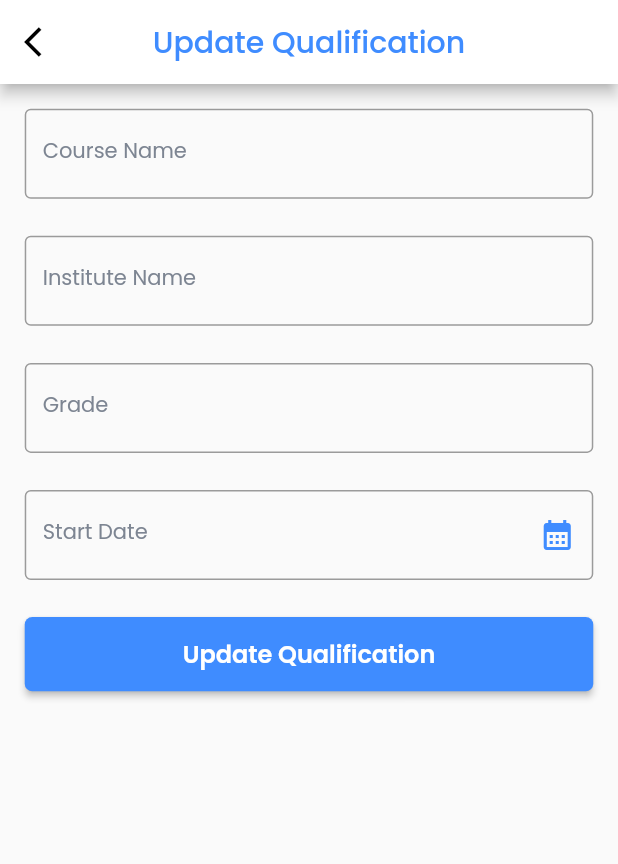
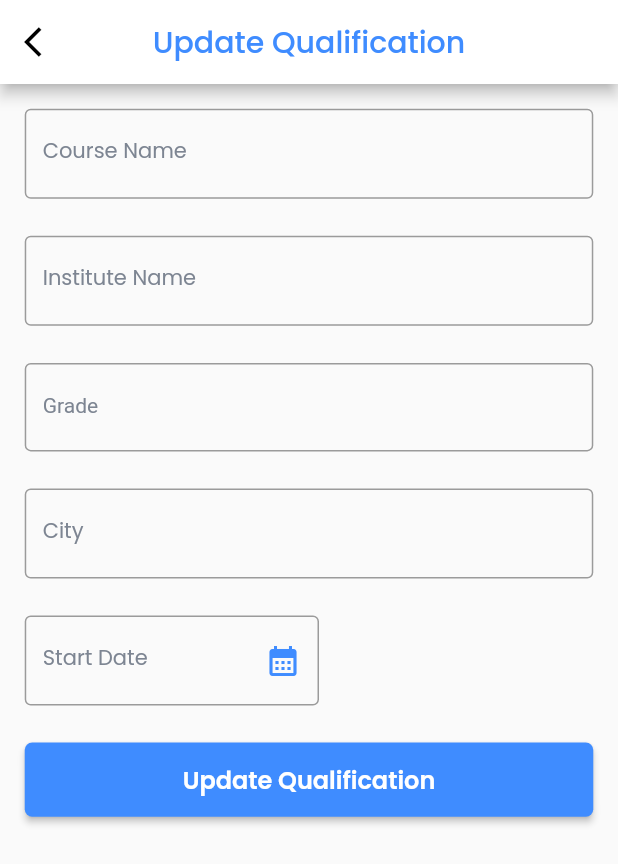
Before and after one commit to falguni-androidster/versa_tribe, a Flutter app: the EditQualificationScreen screen opened directly with empty values, on a phone screen of 412 x 824 dp. Shown: the top 864 px of the screen. Run offline on Flutter 3.47's test engine with Material 2 defaults, Android fonts, the phone set to English and light mode, and no system bars; our stand-ins replace connectivity, flutter_svg, shared_preferences, timeline_tile; accounts and stored records are empty.

Commit message:
Edit Qualification Screen

```diff
--- a/lib/Screens/PersonDetails/edit_qualification_screen.dart
+++ b/lib/Screens/PersonDetails/edit_qualification_screen.dart
@@ -10,31 +10,35 @@ import '../../Providers/date_provider.dart';
 import '../../Providers/person_details_provider.dart';
 
 class EditQualificationScreen extends StatefulWidget {
+
   final String? courseName;
   final String? institute;
   final String? grade;
+  final String? city;
   final String? yop;
   final int? pqID;
 
-  const EditQualificationScreen(
-      {super.key,
+  const EditQualificationScreen({
+    super.key,
     required this.courseName,
     required this.institute,
     required this.grade,
+    required this.city,
     required this.yop,
     required this.pqID});
 
   @override
-  State<EditQualificationScreen> createState() =>
-      _EditQualificationScreenState();
+  State<EditQualificationScreen> createState() => _EditQualificationScreenState();
 }
 
 class _EditQualificationScreenState extends State<EditQualificationScreen> {
+
   final _formKey = GlobalKey<FormState>();
 
   TextEditingController courseController = TextEditingController();
   TextEditingController instituteController = TextEditingController();
   TextEditingController gradeController = TextEditingController();
+  TextEditingController cityController = TextEditingController();
   TextEditingController yopController = TextEditingController();
 
   dynamic provider;
@@ -43,8 +47,7 @@ class _EditQualificationScreenState extends State<EditQualificationScreen> {
   @override
   void initState() {
     provider = Provider.of<SearchCourseProvider>(context, listen: false);
-    providerInstitute =
-        Provider.of<SearchInstituteProvider>(context, listen: false);
+    providerInstitute = Provider.of<SearchInstituteProvider>(context, listen: false);
     provider.courseList.clear();
     providerInstitute.instituteList.clear();
     // TODO: implement initState
@@ -53,19 +56,21 @@ class _EditQualificationScreenState extends State<EditQualificationScreen> {
     if (courseController.text == "" &&
         instituteController.text == "" &&
         gradeController.text == "" &&
+        cityController.text == "" &&
         yopController.text == "") {
       courseController.text = widget.courseName.toString();
       instituteController.text = widget.institute.toString();
       gradeController.text = widget.grade.toString();
+      cityController.text = widget.city.toString();
       yopController.text = widget.yop.toString();
     }
   }
 
   @override
   Widget build(BuildContext context) {
+
     final provider = Provider.of<SearchCourseProvider>(context, listen: false);
-    final providerInstitute =
-        Provider.of<SearchInstituteProvider>(context, listen: false);
+    final providerInstitute = Provider.of<SearchInstituteProvider>(context, listen: false);
     var size = MediaQuery.of(context).size;
 
     return Scaffold(
@@ -82,8 +87,7 @@ class _EditQualificationScreenState extends State<EditQualificationScreen> {
           ),
           centerTitle: true,
           title: const Text(CustomString.editQualification,
-              style: TextStyle(
-                  color: CustomColors.kBlueColor, fontFamily: 'Poppins'))),
+              style: TextStyle(color: CustomColors.kBlueColor, fontFamily: 'Poppins'))),
       body: SingleChildScrollView(
         child: Form(
           key: _formKey,
@@ -94,8 +98,7 @@ class _EditQualificationScreenState extends State<EditQualificationScreen> {
               crossAxisAlignment: CrossAxisAlignment.start,
               children: [
                 /// Course name
-                Selector<PersonQualificationProvider,
-                        List<PersonQualificationModel>>(
+                Selector<PersonQualificationProvider,List<PersonQualificationModel>>(
                     selector: (_, val) => val.personQl,
                     builder: (context, personQl, child) {
                       return TextFormField(
@@ -112,31 +115,26 @@ class _EditQualificationScreenState extends State<EditQualificationScreen> {
                               ApiConfig.searchCourse(
                                   context: context, courseString: value);
                               provider.courseList.clear();
+                              provider.setVisible(true);
+                            }else{
+                              provider.setVisible(false);
                             }
                             provider.courseList.clear();
-                            provider.setVisible(true);
                           },
                           decoration: const InputDecoration(
                               labelText: CustomString.courseName,
-                              labelStyle: TextStyle(
-                                  color: CustomColors.kLightGrayColor,
-                                  fontSize: 14,
-                                  fontFamily: 'Poppins')),
-                          style: const TextStyle(
-                              color: CustomColors.kBlackColor,
-                              fontSize: 14,
-                              fontFamily: 'Poppins'));
+                              labelStyle: TextStyle(color: CustomColors.kLightGrayColor, fontSize: 14, fontFamily: 'Poppins')),
+                          style:
+                          const TextStyle(color: CustomColors.kBlackColor, fontSize: 14 , fontFamily: 'Poppins'));
                     }),
-
                 Consumer<SearchCourseProvider>(builder: (context, val, child) {
-                  return ListView.builder(
+                  return val.visible == true
+                      ? ListView.builder(
                       shrinkWrap: true,
                       itemCount: val.courseList.length,
                       itemBuilder: (context, index) {
-                        debugPrint(
-                            "--------->${val.courseList[index].couName}");
-                        return val.visible == true
-                            ? InkWell(
+                        debugPrint("Course name search--------->${val.courseList[index].couName}");
+                        return InkWell(
                           child: Card(
                             shadowColor: CustomColors.kBlueColor,
                             elevation: 3,
@@ -149,8 +147,7 @@ class _EditQualificationScreenState extends State<EditQualificationScreen> {
                                 child: Text(
                                     '${val.courseList[index].couName}',
                                     style: const TextStyle(
-                                              color: CustomColors
-                                                  .kLightGrayColor,fontFamily: 'Poppins'))),
+                                        color: CustomColors.kLightGrayColor, fontFamily: 'Poppins'))),
                           ),
                           onTap: () async {
                             courseController.text =
@@ -158,9 +155,8 @@ class _EditQualificationScreenState extends State<EditQualificationScreen> {
                                     courseController.text;
                             val.setVisible(false);
                           },
-                              )
-                            : Container();
-                      });
+                        );
+                      }):Container();
                 }),
 
                 SizedBox(height: size.height * 0.03),
@@ -180,26 +176,26 @@ class _EditQualificationScreenState extends State<EditQualificationScreen> {
                         ApiConfig.searchInstitute(
                             context: context, instituteString: value);
                         providerInstitute.instituteList.clear();
+                        providerInstitute.setVisible(true);
+                      }else{
+                        providerInstitute.setVisible(false);
                       }
                       providerInstitute.instituteList.clear();
-                      providerInstitute.setVisible(true);
                     },
                     decoration: const InputDecoration(
                         labelText: CustomString.instituteName,
                         labelStyle: TextStyle(
                             color: CustomColors.kLightGrayColor, fontSize: 14, fontFamily: 'Poppins')),
                     style: const TextStyle(color: CustomColors.kBlackColor, fontSize: 14, fontFamily: 'Poppins')),
-
                 Consumer<SearchInstituteProvider>(
                     builder: (context, val, child) {
-                  return ListView.builder(
+                      return val.visible == true
+                          ? ListView.builder(
                           shrinkWrap: true,
                           itemCount: val.instituteList.length,
                           itemBuilder: (context, index) {
-                        debugPrint(
-                            "INSTITUTE--------->${val.instituteList[index].instName}");
-                        return val.visible == true
-                            ? InkWell(
+                            debugPrint("institute name search--------->${val.instituteList[index].instName}");
+                            return InkWell(
                               child: Card(
                                 shadowColor: CustomColors.kBlueColor,
                                 elevation: 3,
@@ -211,8 +207,7 @@ class _EditQualificationScreenState extends State<EditQualificationScreen> {
                                     alignment: Alignment.centerLeft,
                                     child: Text(
                                         '${val.instituteList[index].instName}',
-                                          style: const TextStyle(
-                                              color: CustomColors.kLightGrayColor,fontFamily: 'Poppins'))),
+                                        style: const TextStyle(color: CustomColors.kLightGrayColor, fontFamily: 'Poppins'))),
                               ),
                               onTap: () async {
                                 instituteController.text =
@@ -220,9 +215,8 @@ class _EditQualificationScreenState extends State<EditQualificationScreen> {
                                         instituteController.text;
                                 val.setVisible(false);
                               },
-                              )
-                            : Container();
-                      });
+                            );
+                          }): Container();
                     }),
 
                 SizedBox(height: size.height * 0.03),
@@ -240,13 +234,33 @@ class _EditQualificationScreenState extends State<EditQualificationScreen> {
                     decoration: const InputDecoration(
                         labelText: CustomString.grade,
                         labelStyle: TextStyle(
+                            color: CustomColors.kLightGrayColor, fontSize: 14)),
+                    style: const TextStyle(color: CustomColors.kBlackColor)),
+
+                SizedBox(height: size.height * 0.03),
+
+                /// City
+                TextFormField(
+                    controller: cityController,
+                    validator: (value) {
+                      if (value!.isEmpty) {
+                        return CustomString.cityRequired;
+                      } else {
+                        return null;
+                      }
+                    },
+                    decoration: const InputDecoration(
+                        labelText: CustomString.city,
+                        labelStyle: TextStyle(
                             color: CustomColors.kLightGrayColor, fontSize: 14, fontFamily: 'Poppins')),
                     style: const TextStyle(color: CustomColors.kBlackColor, fontSize: 14, fontFamily: 'Poppins')),
 
                 SizedBox(height: size.height * 0.03),
 
                 /// Year Of Passing
-                TextFormField(
+                SizedBox(
+                  width: size.width / 2.1,
+                  child: TextFormField(
                     validator: (value) {
                       if (value!.isEmpty) {
                         return CustomString.passingDateRequired;
@@ -260,7 +274,7 @@ class _EditQualificationScreenState extends State<EditQualificationScreen> {
                     decoration: const InputDecoration(
                       labelText: CustomString.startDate,
                       labelStyle: TextStyle(
-                        color: CustomColors.kLightGrayColor, fontSize: 14,fontFamily: 'Poppins'),
+                          color: CustomColors.kLightGrayColor, fontSize: 14, fontFamily: 'Poppins'),
                       suffixIcon: Icon(
                         Icons.calendar_month,
                         color: CustomColors.kBlueColor,
@@ -272,6 +286,7 @@ class _EditQualificationScreenState extends State<EditQualificationScreen> {
                     onTap: () async {
                       _showDatePicker(context: context);
                     },
+                  ),
                 ),
 
                 SizedBox(height: size.height * 0.03),
@@ -289,6 +304,7 @@ class _EditQualificationScreenState extends State<EditQualificationScreen> {
                               courseName: courseController.text,
                               instituteName: instituteController.text,
                               grade: gradeController.text,
+                              city: cityController.text,
                               yop: yopController.text);
                         } else {
                           return;
@@ -343,12 +359,9 @@ class _EditQualificationScreenState extends State<EditQualificationScreen> {
     );
 
     if (pickedDate != null) {
-      debugPrint(
-          "PickedData-------->$pickedDate"); //pickedDate output format => 2021-03-10 00:00:00.000
-      String formatYopDate = DateFormat('yyyy-MM-dd')
-          .format(pickedDate); // we also use "dd-MM-yyyy" format or may more..
-      debugPrint(
-          "FormattedData----->$formatYopDate"); //formatted date output using intl package =>  2021-03-16
+      debugPrint("PickedData-------->$pickedDate"); //pickedDate output format => 2021-03-10 00:00:00.000
+      String formatYopDate = DateFormat('yyyy-MM-dd').format(pickedDate); // we also use "dd-MM-yyyy" format or may more..
+      debugPrint("FormattedData----->$formatYopDate"); //formatted date output using intl package =>  2021-03-16
       provider.setYopDate(formatYopDate); //set output date to TextField value.
       yopController.text = provider.yopDateInput;
     } else {}
```
Lines whose indentation alone changed are shown as unchanged.
